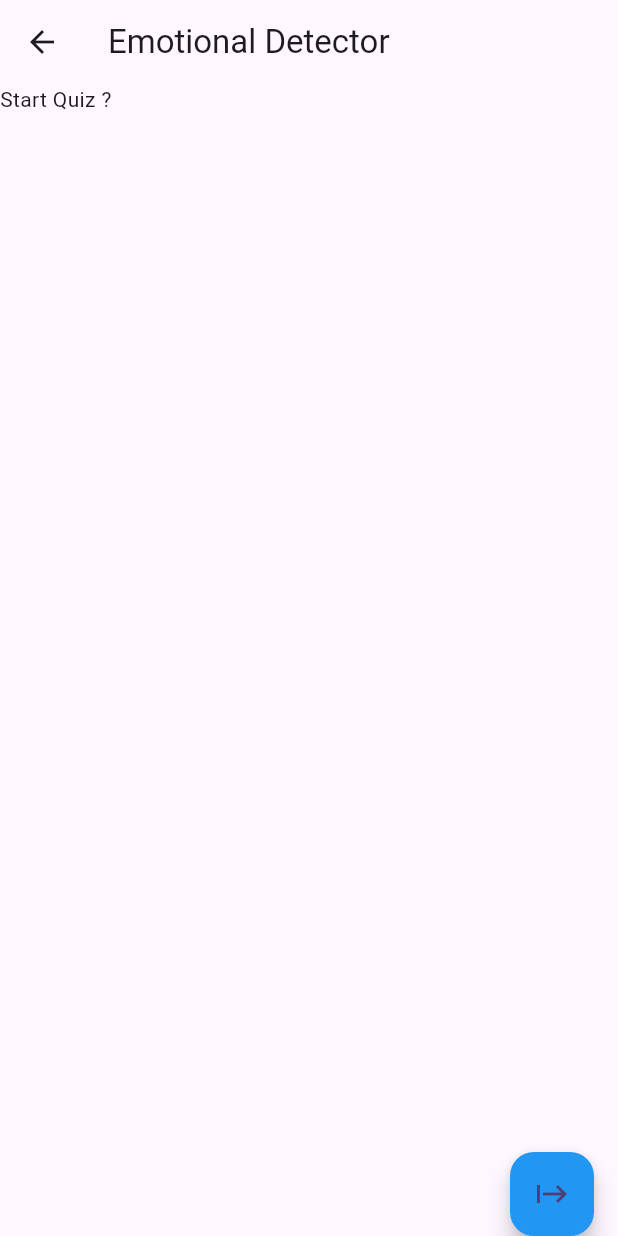
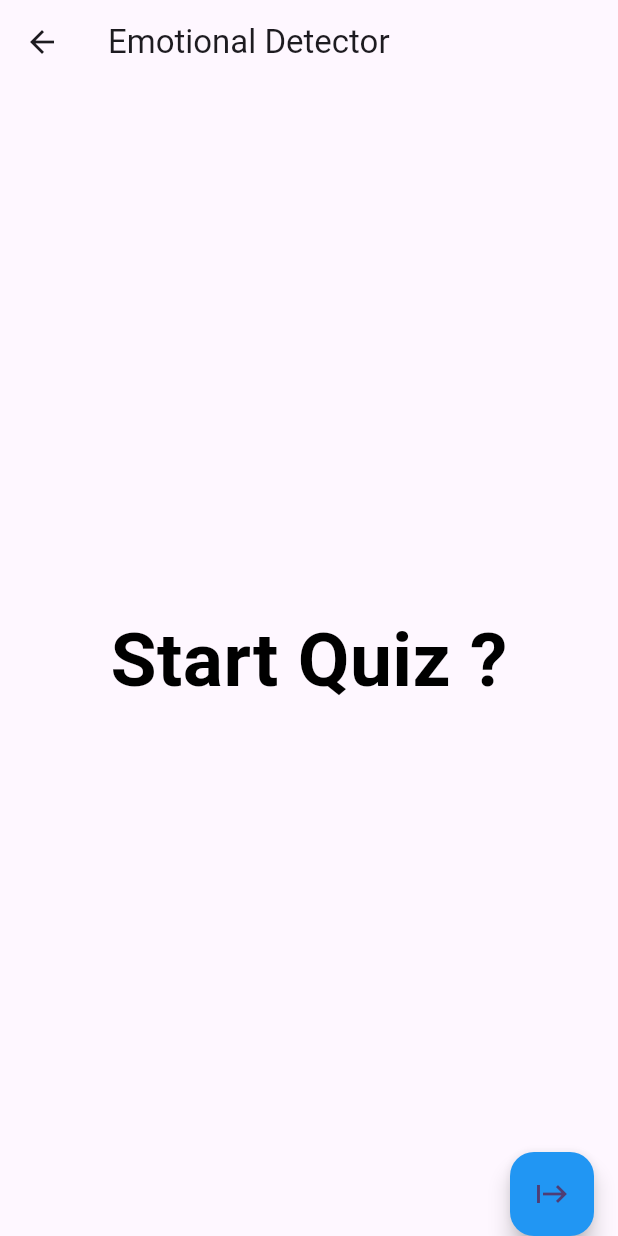
Before and after one commit to imshaaz21/Health_Companion_App, a Flutter app: the EmotionalDetectorScreen screen opened by its route, on a phone screen of 412 x 824 dp. Run offline on Flutter 3.47's test engine with Material 3 defaults, Android fonts, the phone set to English and light mode, and no system bars; network calls fail.

Commit message:
Minor Modification

```diff
--- a/lib/screens/emotional_detector_screen.dart
+++ b/lib/screens/emotional_detector_screen.dart
@@ -82,7 +82,28 @@ class _EmotionalDetectorScreenState extends State<EmotionalDetectorScreen> {
                   return const Center(child: CircularProgressIndicator());
                 },
               )
-            : const Text("Start Quiz ? "),
+            : Stack(
+  children: [
+    // Background image
+    // Image.asset(
+    //   "/home/akshilmy/MobileApps/health_companion_app/lib/assets/questionnaire.jpg", // Replace with your image path
+    //   fit: BoxFit.cover, // Adjust fit as needed
+    //   width: double.infinity,
+    //   height: double.infinity,
+    // ),
+    // Text widget with desired styling
+    const Center(
+      child: Text(
+        "Start Quiz ?",
+        style: TextStyle(
+          fontSize: 50.0, // Adjust font size as desired
+          fontWeight: FontWeight.bold,
+          color: Colors.black, // Adjust text color as desired
+        ),
+      ),
+    ),
+  ],
+),
         floatingActionButtonLocation: FloatingActionButtonLocation.endDocked,
         floatingActionButton: Row(
             mainAxisAlignment:
```
Also changed, not shown: lib/assets/questionnaire.jpg (added), 1 other file.
